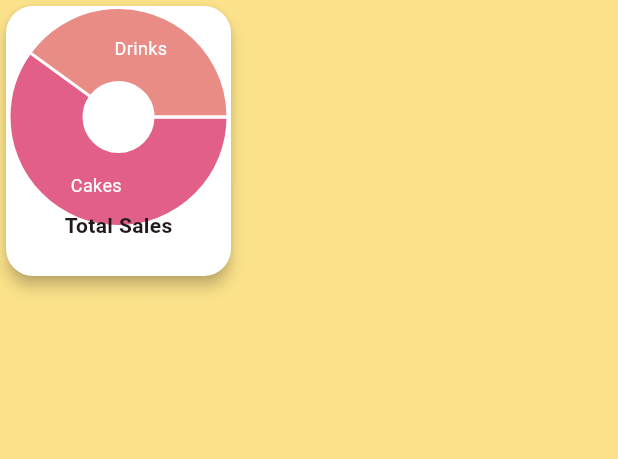
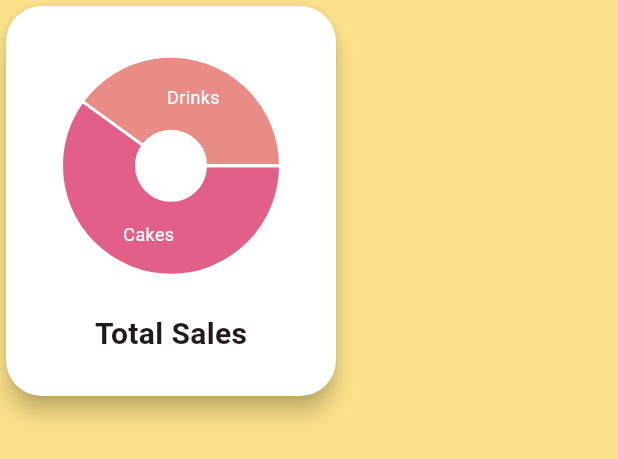
Before and after one commit to Ndkorr/in-bento-cake-kiosk, a Flutter app: the _PieCard widget shown alone on an empty page, opened directly, on a phone screen of 412 x 824 dp. Shown: the top 459 px of the screen. Run offline on Flutter 3.47's test engine with Material 3 defaults, Android fonts, the phone set to English and light mode, and no system bars; drawn by our look-alikes of fl_chart; our stand-ins replace google_fonts; missing offline and left inert: model_viewer_plus.

```diff
--- a/lib/screens/staff_screen.dart
+++ b/lib/screens/staff_screen.dart
@@ -1,6 +1,7 @@
 import 'package:flutter/material.dart';
 import 'package:fl_chart/fl_chart.dart';
 import '../theme/app_colors.dart';
+import 'welcome_screen.dart';
 
 class StaffScreen extends StatelessWidget {
   const StaffScreen({super.key});
@@ -16,7 +17,10 @@ class StaffScreen extends StatelessWidget {
         centerTitle: true,
         iconTheme: const IconThemeData(color: Colors.black),
       ),
-      body: Padding(
+      body: Stack(
+        children: [
+          const TiledIcons(), // Moving icons background
+          Padding(
             padding: const EdgeInsets.all(24),
             child: Column(
               children: [
@@ -33,14 +37,16 @@ class StaffScreen extends StatelessWidget {
                             value: 60,
                             title: 'Cakes',
                             radius: 48,
-                        titleStyle: const TextStyle(fontSize: 12, color: Colors.white),
+                            titleStyle: const TextStyle(
+                                fontSize: 12, color: Colors.white),
                           ),
                           PieChartSectionData(
                             color: AppColors.salmon400,
                             value: 40,
                             title: 'Drinks',
                             radius: 48,
-                        titleStyle: const TextStyle(fontSize: 12, color: Colors.white),
+                            titleStyle: const TextStyle(
+                                fontSize: 12, color: Colors.white),
                           ),
                         ],
                       ),
@@ -54,21 +60,24 @@ class StaffScreen extends StatelessWidget {
                             value: 50,
                             title: 'Flour',
                             radius: 48,
-                        titleStyle: const TextStyle(fontSize: 12, color: Colors.white),
+                            titleStyle: const TextStyle(
+                                fontSize: 12, color: Colors.white),
                           ),
                           PieChartSectionData(
                             color: AppColors.pink700,
                             value: 30,
                             title: 'Eggs',
                             radius: 48,
-                        titleStyle: const TextStyle(fontSize: 12, color: Colors.white),
+                            titleStyle: const TextStyle(
+                                fontSize: 12, color: Colors.white),
                           ),
                           PieChartSectionData(
                             color: AppColors.salmon400,
                             value: 20,
                             title: 'Sugar',
                             radius: 48,
-                        titleStyle: const TextStyle(fontSize: 12, color: Colors.white),
+                            titleStyle: const TextStyle(
+                                fontSize: 12, color: Colors.white),
                           ),
                         ],
                       ),
@@ -77,15 +86,21 @@ class StaffScreen extends StatelessWidget {
                 ),
                 const SizedBox(height: 32),
                 // Buttons
-            _StaffButton(label: 'Orders', icon: Icons.receipt_long, onTap: () {}),
+                _StaffButton(
+                    label: 'Orders', icon: Icons.receipt_long, onTap: () {}),
                 const SizedBox(height: 16),
-            _StaffButton(label: 'Edit kiosk', icon: Icons.edit, onTap: () {}),
+                _StaffButton(
+                    label: 'Edit kiosk', icon: Icons.edit, onTap: () {}),
                 const SizedBox(height: 16),
-            _StaffButton(label: 'Manage users', icon: Icons.people, onTap: () {}),
+                _StaffButton(
+                    label: 'Manage users', icon: Icons.people, onTap: () {}),
                 const SizedBox(height: 16),
-            _StaffButton(label: 'About', icon: Icons.info_outline, onTap: () {}),
+                _StaffButton(
+                    label: 'About', icon: Icons.info_outline, onTap: () {}),
               ],
             ),
+          ),
+        ],
       ),
     );
   }
@@ -101,17 +116,27 @@ class _PieCard extends StatelessWidget {
   Widget build(BuildContext context) {
     return Card(
       color: Colors.white,
-      shape: RoundedRectangleBorder(borderRadius: BorderRadius.circular(18)),
-      elevation: 4,
+      shape: RoundedRectangleBorder(borderRadius: BorderRadius.circular(24)),
+      elevation: 6,
       child: SizedBox(
-        width: 150,
-        height: 180,
+        width: 220, // Increased width
+        height: 260, // Increased height
         child: Column(
           mainAxisAlignment: MainAxisAlignment.center,
           children: [
-            SizedBox(height: 100, width: 100, child: pie),
-            const SizedBox(height: 12),
-            Text(title, style: const TextStyle(fontWeight: FontWeight.bold)),
+            SizedBox(
+              height: 160, // Increased pie chart size
+              width: 160,
+              child: pie,
+            ),
+            const SizedBox(height: 18),
+            Text(
+              title,
+              style: const TextStyle(
+                fontWeight: FontWeight.bold,
+                fontSize: 20, // Larger title
+              ),
+            ),
           ],
         ),
       ),
```
Lines whose indentation alone changed are shown as unchanged.
